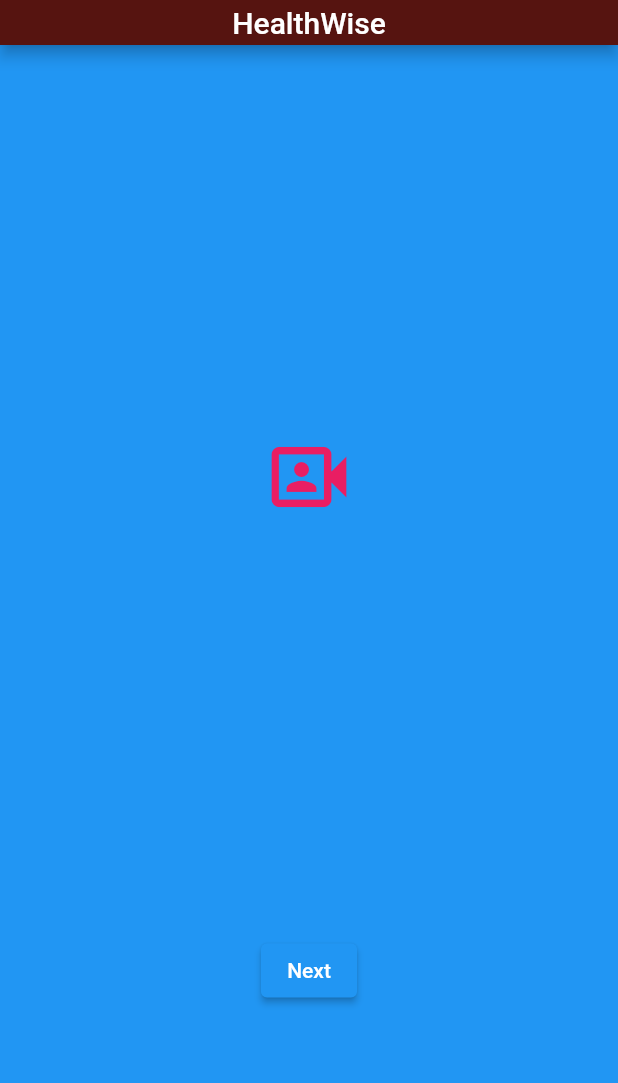
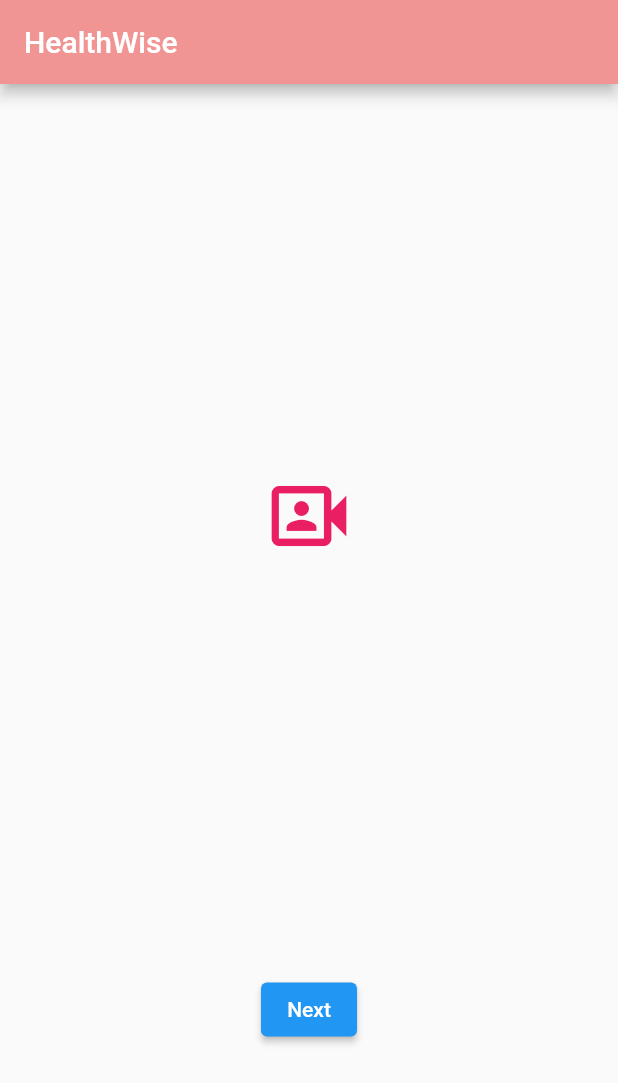
Before and after one commit to abhishektiwari47/HealthWise, a Flutter app: the screen it shows after launch, on a phone screen of 412 x 824 dp. Shown: the top 1083 px of the screen. Run offline on Flutter 3.47's test engine with Material 2 defaults, Android fonts, the phone set to English and light mode, and no system bars; our stand-ins replace camera, cloud_firestore, firebase_core, get; missing offline and left inert: tflite; accounts and stored records are empty.

Commit message:
Modified according to the new Ui

```diff
--- /dev/null
+++ b/HealthWise/lib/helpers/backEnd.dart
@@ -0,0 +1,5 @@
+import 'package:cloud_firestore/cloud_firestore.dart';
+import 'package:flutter/material.dart';
+
+//Text Variables
+final userRef = FirebaseFirestore.instance.collection('fruitsAndVegetable');
--- /dev/null
+++ b/HealthWise/lib/helpers/frontEnd.dart
@@ -0,0 +1,8 @@
+import 'package:cloud_firestore/cloud_firestore.dart';
+import 'package:flutter/material.dart';
+
+//Colour Variables
+final primary_color = Color.fromARGB(255, 241, 148, 148);
+
+//Text Variables
+final application_name = Text("HealthWise");
--- a/HealthWise/lib/main.dart
+++ b/HealthWise/lib/main.dart
@@ -1,9 +1,9 @@
-import 'package:Healthwise/list_page.dart';
-import 'package:Healthwise/result_page.dart';
+import 'package:Healthwise/pages/listPage.dart';
+import 'package:Healthwise/pages/resultPage.dart';
 import 'package:camera/camera.dart';
 import 'package:firebase_core/firebase_core.dart';
 import 'package:flutter/material.dart';
-import 'package:Healthwise/home.dart';
+import 'package:Healthwise/pages/home.dart';
 import 'package:get/get_navigation/src/root/get_material_app.dart';
 
 List<CameraDescription>? cameras;
@@ -18,11 +18,6 @@ class MyApp extends StatelessWidget {
   const MyApp({Key? key}) : super(key: key);
   @override
   Widget build(BuildContext context) {
-    return GetMaterialApp(
-        title: 'Scanning',
-        theme: ThemeData(
-          primarySwatch: Colors.blue,
-        ),
-        home: Home());
+    return GetMaterialApp(home: Home());
   }
 }
--- a/HealthWise/lib/home.dart
+++ b/HealthWise/lib/pages/home.dart
@@ -1,10 +1,12 @@
-import 'package:Healthwise/list_page.dart';
-import 'package:Healthwise/result_page.dart';
+import 'package:Healthwise/pages/listPage.dart';
+import 'package:Healthwise/pages/resultPage.dart';
 import 'package:Healthwise/user.dart';
 import 'package:camera/camera.dart';
 import 'package:flutter/material.dart';
 import 'package:Healthwise/main.dart';
 import 'package:tflite/tflite.dart';
+
+import '../helpers/frontEnd.dart';
 
 class Home extends StatefulWidget {
   const Home({Key? key}) : super(key: key);
@@ -24,8 +26,7 @@ class _HomeState extends State<Home> {
     cameraController = CameraController(cameras![0], ResolutionPreset.max);
     cameraController!.initialize().then((value) {
       if (!mounted) {
-        print(
-            'LLLLLLLLLLLLLLLLLLLLLLLLLLLLLLLLLLLLLLLLLLLLLLLLLLLLLLLLLLLLLLLLL');
+        print("Camera Not Mounted");
         return;
       } else {
         setState(() {
@@ -100,14 +101,19 @@ class _HomeState extends State<Home> {
   Widget build(BuildContext context) {
     return SafeArea(
       child: Scaffold(
-        appBar: AppBar(
-          title: Text('HealthWise'),
-          backgroundColor: Color.fromARGB(255, 86, 20, 16),
-          centerTitle: true,
-          toolbarHeight: 30,
-        ),
+        appBar: AppBar(backgroundColor: primary_color, title: application_name),
+
+        //     body: Container(
+        //   constraints: BoxConstraints.expand(),
+        //   decoration: const BoxDecoration(
+        //     image: DecorationImage(
+        //         image: AssetImage("assets/SVG/MainBackground.png"),
+        //         fit: BoxFit.fill),
+        //   ),
+        // )
+
         body: Container(
-          decoration: BoxDecoration(color: Colors.blue),
+          decoration: BoxDecoration(),
           child: Column(children: [
             Stack(
               children: [
@@ -149,7 +155,7 @@ class _HomeState extends State<Home> {
             ),
             Center(
               child: Container(
-                color: Colors.red,
+                color: primary_color,
                 margin: EdgeInsets.only(top: 10.0),
                 child: SingleChildScrollView(
                     // controller: controller,
--- a/HealthWise/pubspec.yaml
+++ b/HealthWise/pubspec.yaml
@@ -24,3 +24,4 @@ flutter:
   uses-material-design: true
   assets:
     - assets/
+    - assets/SVG/
```
Also changed, not shown: HealthWise/assets/labels.txt (+25 -5 lines), HealthWise/lib/list_page.dart (deleted, +0 -77 lines), HealthWise/lib/pages/listPage.dart (added, +77 -0 lines), HealthWise/lib/pages/resultPage.dart (renamed from HealthWise/lib/result_page.dart, +4 -3 lines), HealthWise/assets/SVG/BackButton.svg (added), HealthWise/assets/SVG/CameraAndSuggetionBackground.png (added), HealthWise/assets/SVG/CameraButton.svg (added), HealthWise/assets/SVG/MainBackground.png (added), HealthWise/assets/SVG/ResultBackground.png (added), HealthWise/assets/SVG/SearchBarIcon.svg (added), HealthWise/assets/SVG/SearchFruitButton.svg (added), HealthWise/pubspec.lock, 1 other file.
